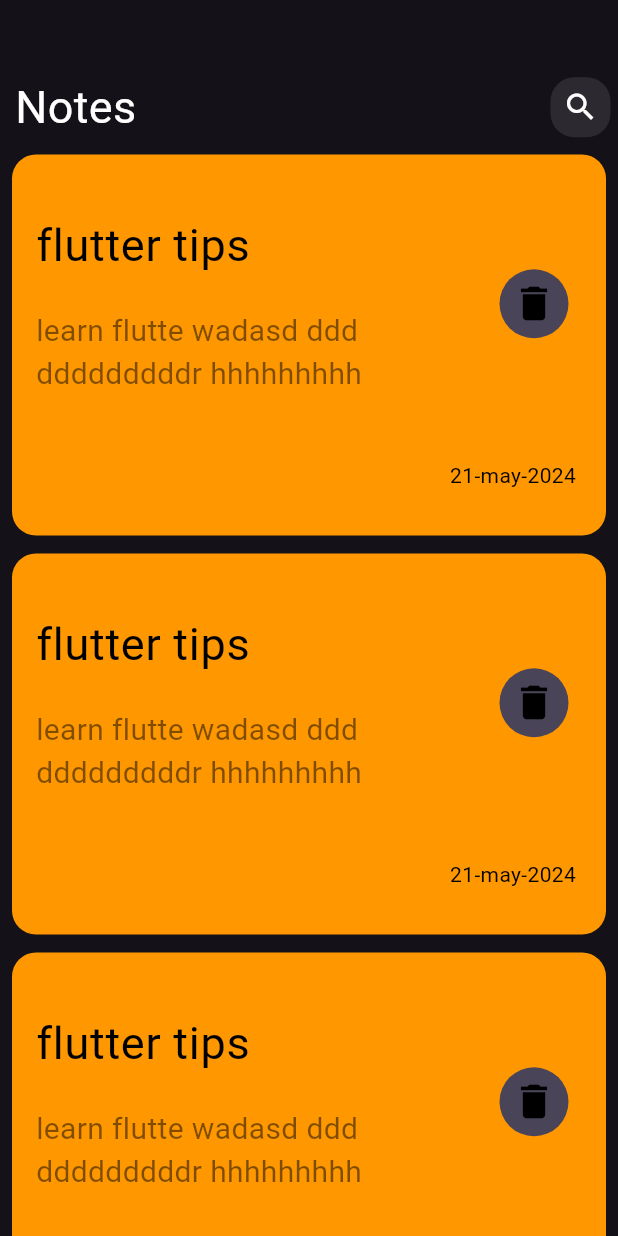
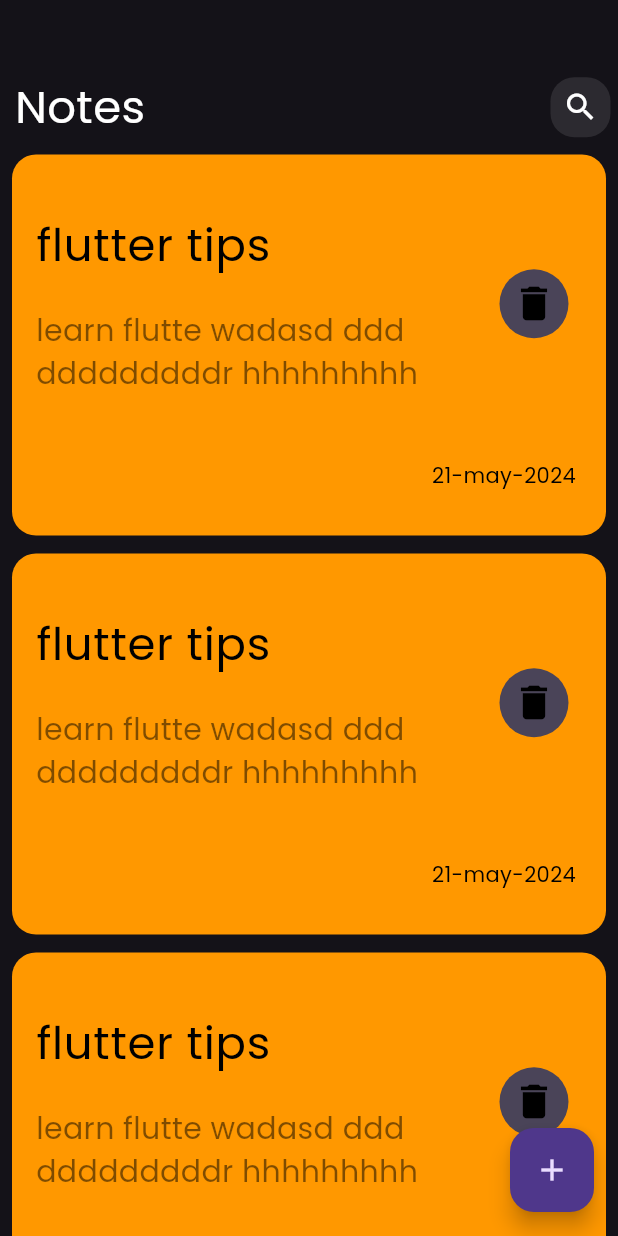
Before and after one commit to elassal33/notes_app, a Flutter app: the screen it shows after launch, on a phone screen of 412 x 824 dp. Run offline on Flutter 3.47's test engine with Material 3 defaults, Android fonts, the phone set to English and light mode, and no system bars.

Commit message:
finish ui

```diff
--- a/lib/main.dart
+++ b/lib/main.dart
@@ -13,8 +13,10 @@ class MyApp extends StatelessWidget {
   Widget build(BuildContext context) {
 
     return MaterialApp(
+
       debugShowCheckedModeBanner: false,
       theme:ThemeData(
+      fontFamily: 'Poppins',
         brightness: Brightness.dark
       ),
       home:Notes()
--- a/lib/pages/notespage.dart
+++ b/lib/pages/notespage.dart
@@ -1,32 +1,39 @@
 import 'package:flutter/material.dart';
-import 'package:flutter/widgets.dart';
 import 'package:my_notes_app/widgets/custom_app_bar.dart';
+import 'package:my_notes_app/widgets/custom_bottom.dart';
 import 'package:my_notes_app/widgets/custom_note.dart';
+import 'package:my_notes_app/widgets/custom_text_field.dart';
+import 'package:my_notes_app/widgets/home_page_body.dart';
 
 class Notes extends StatelessWidget{
   @override
   Widget build(BuildContext context) {
-  return Scaffold(
-    body:Column(
-
-      children: [
-
-        custom_app_bar()
-        , Expanded(
-
-          child: ListView.builder(  padding: EdgeInsets.symmetric(vertical: 4,horizontal: 8),
-            itemCount:10 ,itemBuilder:(c,n){
-
-            return Padding(
-              padding: const EdgeInsets.symmetric(vertical: 6),
-              child: custom_note(),
-            );
-          } ),
-        )
-
-      ],
-    ) ,
-  );
+  return Scaffold(    floatingActionButton: FloatingActionButton(onPressed: (){
+      showModalBottomSheet(context: context, builder: (context){
+        return bottomsheetbody();
+      });
+    },child:Icon(Icons.add) ,),
+  body:  home_page_body(),);
   }
 
 }
+
+class bottomsheetbody extends StatelessWidget {
+  const bottomsheetbody({
+    super.key,
+  });
+
+  @override
+  Widget build(BuildContext context) {
+    return Container(
+      child: SingleChildScrollView(
+        padding: EdgeInsets.only(bottom: 10),
+        child: Column(children: [
+          Textf(hint: 'Title',max: 1,),
+          Textf(hint: 'Content',max: 8,),
+          custom_bottom()
+        ],),
+      ),
+    );
+  }
+}
--- a/lib/widgets/custom_app_bar.dart
+++ b/lib/widgets/custom_app_bar.dart
@@ -1,10 +1,11 @@
 import 'package:flutter/material.dart';
 
 class custom_app_bar extends StatelessWidget {
-  const custom_app_bar({
-    super.key,
+  const custom_app_bar({required this.icon,required this.title
+    ,super.key,
   });
-
+final String title;
+final IconData icon;
   @override
   Widget build(BuildContext context) {
     return Padding(
@@ -13,12 +14,12 @@ class custom_app_bar extends StatelessWidget {
         children: [
       Padding(
         padding: const EdgeInsets.only(left: 10),
-        child: const    Text('Notes',style: TextStyle(color: Colors.white,fontSize: 30),),
+        child:    Text(title,style: TextStyle(color: Colors.white,fontSize: 30),),
       )
           ,const Spacer()
         ,Padding(
           padding: const EdgeInsets.only(right: 5),
-          child: Container(height:40,width: 40,decoration: BoxDecoration(color:Colors.white.withOpacity(0.1) ,borderRadius: BorderRadius.circular(16)),child:const Icon(Icons.search),),
+          child: Container(height:40,width: 40,decoration: BoxDecoration(color:Colors.white.withOpacity(0.1) ,borderRadius: BorderRadius.circular(16)),child: Icon(icon),),
         )
         ],
       ),
--- a/lib/widgets/custom_note.dart
+++ b/lib/widgets/custom_note.dart
@@ -1,4 +1,5 @@
 import 'package:flutter/material.dart';
+import 'package:my_notes_app/pages/note_editing.dart';
 
 class custom_note extends StatelessWidget {
   const custom_note({
@@ -7,7 +8,13 @@ class custom_note extends StatelessWidget {
 
   @override
   Widget build(BuildContext context) {
-    return Container(
+    return InkWell(
+      onTap: () {
+        Navigator.push(context,MaterialPageRoute(builder: (context){
+        return Notes_editing();
+      }) ) ;
+      },
+      child: Container(
         padding: EdgeInsets.only(top: 30,bottom:30 ),
         decoration: BoxDecoration(color: Colors.orange,borderRadius:BorderRadius.circular(16) ),
       child: Column(crossAxisAlignment: CrossAxisAlignment.end,children: [
@@ -28,6 +35,7 @@ class custom_note extends StatelessWidget {
            child: Text('21-may-2024',style: TextStyle(color: Colors.black),),
          ),
        )    ],),
+      ),
     );
   }
 }
--- /dev/null
+++ b/lib/widgets/home_page_body.dart
@@ -0,0 +1,35 @@
+import 'package:flutter/material.dart';
+import 'package:my_notes_app/widgets/custom_app_bar.dart';
+import 'package:my_notes_app/widgets/custom_note.dart';
+
+class home_page_body extends StatelessWidget {
+  const home_page_body({
+    super.key,
+  });
+
+  @override
+  Widget build(BuildContext context) {
+    return
+
+      Column(
+
+        children: [
+
+      const    custom_app_bar(title: 'Notes',icon: Icons.search,)
+          , Expanded(
+
+            child: ListView.builder(  padding:const EdgeInsets.symmetric(vertical: 4,horizontal: 8),
+              itemCount:10 ,itemBuilder:(c,n){
+
+              return const Padding(
+                padding: EdgeInsets.symmetric(vertical: 6),
+                child: custom_note(),
+              );
+            } ),
+          )
+
+        ],
+      );
+
+  }
+}
```
Also changed, not shown: lib/pages/note_editing.dart (added, +23 -0 lines), lib/widgets/custom_bottom.dart (added, +13 -0 lines), lib/widgets/custom_text_field.dart (added, +27 -0 lines), pubspec.yaml (+5 -6 lines), assets/fonts/Poppins-Regular.ttf (added). Lines whose indentation alone changed are shown as unchanged.
